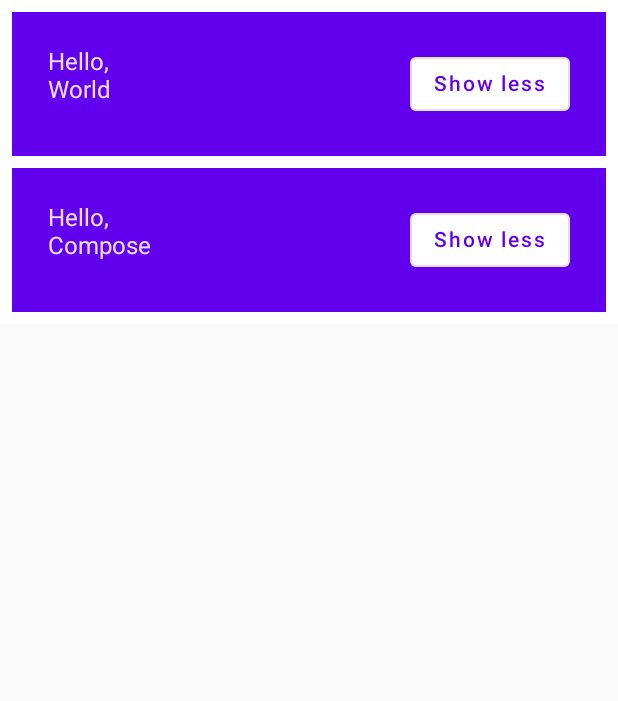
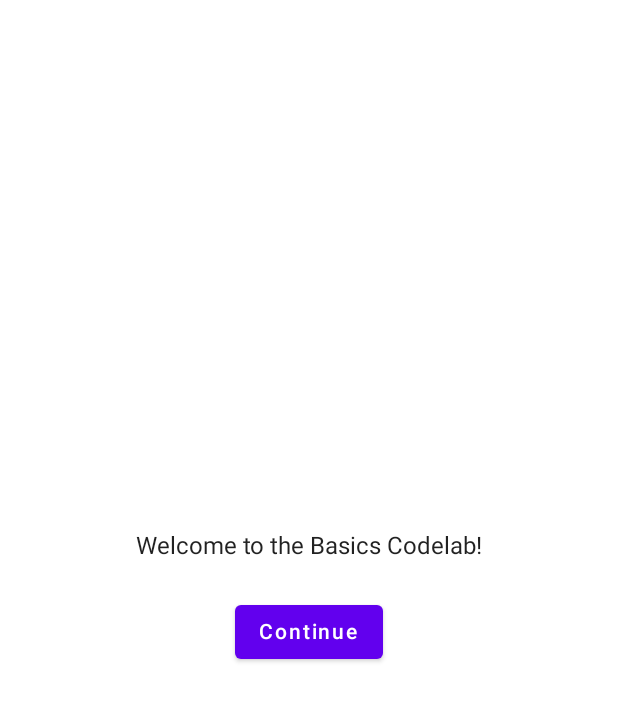
Before and after one commit to ilatyphi95/basic-compose, an Android app built with Jetpack Compose: the screen it shows after launch (MainActivity), on a phone screen of 412 x 824 dp. Shown: the top 701 px of the screen. Run offline under Robolectric (Android 15) with nearby library versions, the phone set to English and light mode, and no system bars.

Commit message:
Use lazy column for long list

```diff
--- a/app/src/main/java/com/seamfix/basiccompose/MainActivity.kt
+++ b/app/src/main/java/com/seamfix/basiccompose/MainActivity.kt
@@ -4,13 +4,11 @@ import android.os.Bundle
 import androidx.activity.ComponentActivity
 import androidx.activity.compose.setContent
 import androidx.compose.foundation.layout.*
-import androidx.compose.material.MaterialTheme
-import androidx.compose.material.OutlinedButton
-import androidx.compose.material.Surface
-import androidx.compose.material.Text
-import androidx.compose.runtime.Composable
-import androidx.compose.runtime.mutableStateOf
-import androidx.compose.runtime.remember
+import androidx.compose.foundation.lazy.LazyColumn
+import androidx.compose.foundation.lazy.items
+import androidx.compose.material.*
+import androidx.compose.runtime.*
+import androidx.compose.ui.Alignment
 import androidx.compose.ui.Modifier
 import androidx.compose.ui.tooling.preview.Preview
 import androidx.compose.ui.unit.dp
@@ -37,34 +35,67 @@ fun Greeting(name: String) {
         modifier = Modifier.padding(vertical = 4.dp, horizontal = 8.dp)
     ) {
         Row(modifier = Modifier.padding(24.dp)) {
-            Column(modifier = Modifier
-                .weight(1f)
-                .padding(bottom = extraPadding)) {
+            Column(
+                modifier = Modifier
+                    .weight(1f)
+                    .padding(bottom = extraPadding)
+            ) {
                 Text("Hello,")
                 Text(text = name)
             }
             OutlinedButton(onClick = { expanded.value = !expanded.value }) {
-                Text(if (expanded.value) "Show more" else "Show less")
+                Text(if (expanded.value) "Show less" else "Show more")
             }
         }
     }
 }
 
 @Composable
-fun MyApp(names: List<String> = listOf("World", "Compose")) {
-    Surface(color = MaterialTheme.colors.background) {
-        Column(modifier = Modifier.padding(vertical = 4.dp)) {
-            for (name in names) {
-                Greeting(name = name)
-            }
+fun Greetings(names: List<String> = List(1000) {"$it"}) {
+    LazyColumn(modifier = Modifier.padding(vertical = 4.dp)) {
+        items(items = names) { name ->
+            Greeting(name = name)
         }
     }
 }
 
-@Preview(showBackground = true, widthDp = 320)
+@Composable
+fun MyApp() {
+    var shouldShowOnboarding by remember { mutableStateOf(true) }
+
+    if (shouldShowOnboarding) {
+        OnboardingScreen {
+            shouldShowOnboarding = false
+        }
+    } else {
+        Greetings()
+    }
+}
+
+@Preview(showBackground = true, widthDp = 320, heightDp = 320)
 @Composable
 fun DefaultPreview() {
     BasicComposeTheme {
         MyApp()
     }
 }
+
+@Composable
+fun OnboardingScreen(onContinueClicked: () -> Unit) {
+
+    Surface {
+        Column(
+            modifier = Modifier.fillMaxSize(),
+            verticalArrangement = Arrangement.Center,
+            horizontalAlignment = Alignment.CenterHorizontally
+        ) {
+            Text("Welcome to the Basics Codelab!")
+            Button(
+                modifier = Modifier.padding(vertical = 24.dp),
+                onClick = onContinueClicked
+            ) {
+                Text("Continue")
+            }
+        }
+    }
+}
```
